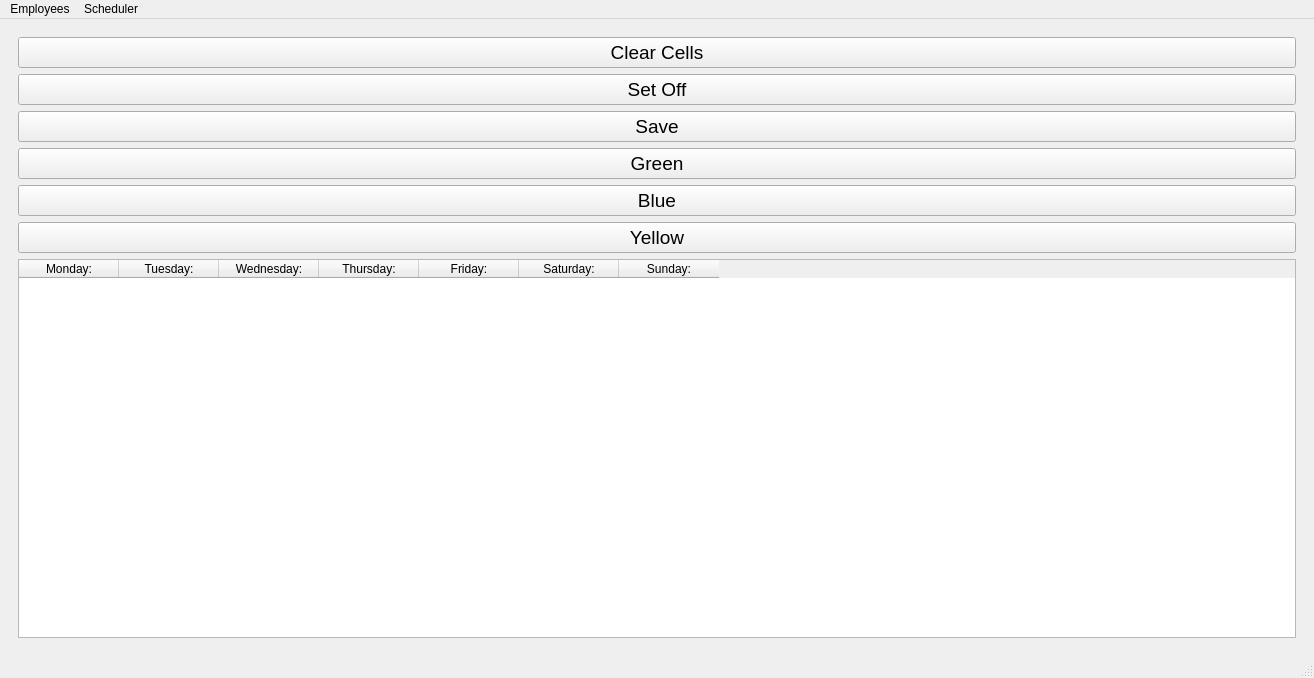
Qt form mainwindow.ui (camwick/qdobaScheduler) before a commit.
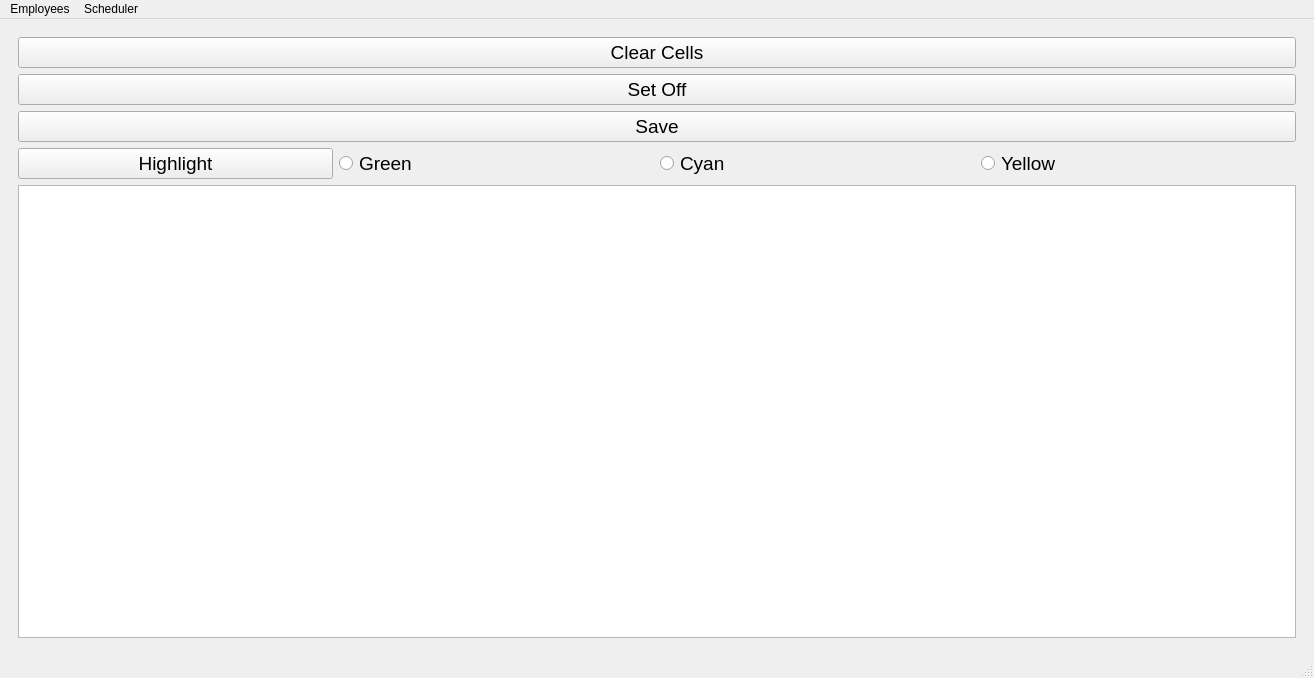
The same form after that commit. Icons and pictures are not drawn.

Commit message: start layout

Diff of the .ui file:
```diff
--- a/mainwindow.ui
+++ b/mainwindow.ui
@@ -169,67 +169,39 @@
          </widget>
         </item>
         <item>
-         <widget class="QPushButton" name="gHighlightBtn">
+         <layout class="QHBoxLayout" name="horizontalLayout">
+          <item>
+           <widget class="QPushButton" name="pushButton_4">
+            <property name="text">
+             <string>Highlight</string>
+            </property>
+           </widget>
+          </item>
+          <item>
+           <widget class="QRadioButton" name="radioButton_3">
           <property name="text">
            <string>Green</string>
           </property>
          </widget>
         </item>
         <item>
-         <widget class="QPushButton" name="cHighlightBtn">
+           <widget class="QRadioButton" name="radioButton">
           <property name="text">
-           <string>Blue</string>
+             <string>Cyan</string>
           </property>
          </widget>
         </item>
         <item>
-         <widget class="QPushButton" name="yHighlightBtn">
+           <widget class="QRadioButton" name="radioButton_2">
           <property name="text">
            <string>Yellow</string>
           </property>
          </widget>
         </item>
+         </layout>
+        </item>
         <item>
-         <widget class="QTableWidget" name="tableWidget">
-          <property name="statusTip">
-           <string>Employee Schedule</string>
-          </property>
-          <column>
-           <property name="text">
-            <string>Monday:</string>
-           </property>
-          </column>
-          <column>
-           <property name="text">
-            <string>Tuesday:</string>
-           </property>
-          </column>
-          <column>
-           <property name="text">
-            <string>Wednesday:</string>
-           </property>
-          </column>
-          <column>
-           <property name="text">
-            <string>Thursday:</string>
-           </property>
-          </column>
-          <column>
-           <property name="text">
-            <string>Friday:</string>
-           </property>
-          </column>
-          <column>
-           <property name="text">
-            <string>Saturday:</string>
-           </property>
-          </column>
-          <column>
-           <property name="text">
-            <string>Sunday:</string>
-           </property>
-          </column>
-         </widget>
+         <widget class="QTableWidget" name="tableWidget"/>
         </item>
        </layout>
       </widget>
```
Left out of the diff: 15 changed lines with no effect on the pictures. Lines whose indentation alone changed are shown as unchanged.
